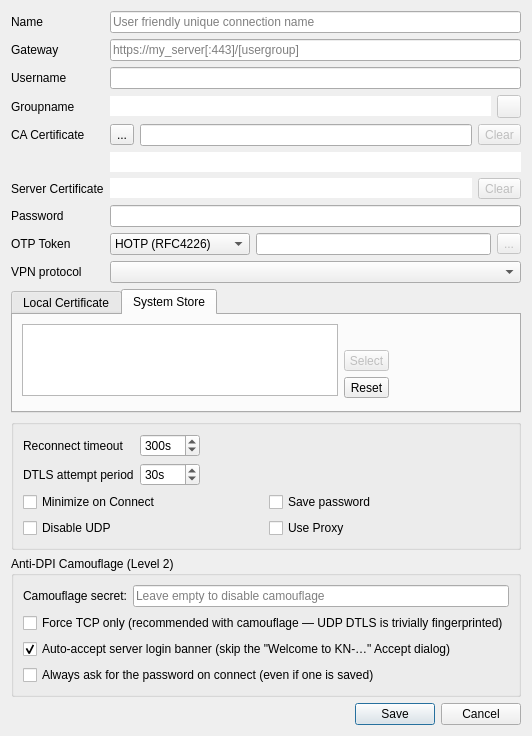
Old version of the form src/dialog/editdialog.ui in the repository truvvor/openconnect-gui.
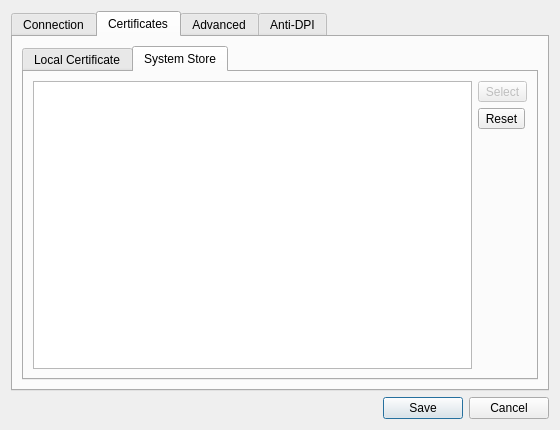
New version of the form. The open tabs and pages were chosen to show the change. Icons and pictures are not drawn.

Commit message: ui(editdialog): переделать окно настроек на вкладки (не влезало на низких разрешениях)

Diff of the .ui file:
```diff
--- a/src/dialog/editdialog.ui
+++ b/src/dialog/editdialog.ui
@@ -6,15 +6,31 @@
    <rect>
     <x>0</x>
     <y>0</y>
-    <width>405</width>
-    <height>563</height>
+    <width>560</width>
+    <height>430</height>
    </rect>
   </property>
+  <property name="minimumSize">
+   <size>
+    <width>520</width>
+    <height>360</height>
+   </size>
+  </property>
   <property name="windowTitle">
    <string>Edit</string>
   </property>
   <layout class="QVBoxLayout" name="verticalLayout">
    <item>
+    <widget class="QTabWidget" name="mainTabs">
+     <property name="currentIndex">
+      <number>0</number>
+     </property>
+     <widget class="QWidget" name="connectionTab">
+      <attribute name="title">
+       <string>Connection</string>
+      </attribute>
+      <layout class="QVBoxLayout" name="vlConnectionTab">
+       <item>
     <layout class="QFormLayout" name="settingsProfileLayout">
      <property name="fieldGrowthPolicy">
       <enum>QFormLayout::ExpandingFieldsGrow</enum>
@@ -291,21 +307,28 @@
        </property>
       </widget>
      </item>
-     <item row="5" column="1">
-      <widget class="QLineEdit" name="caCertHash">
-       <property name="styleSheet">
-        <string notr="true">background-color:&quot;transparent&quot;</string>
-       </property>
-       <property name="frame">
-        <bool>false</bool>
-       </property>
-       <property name="readOnly">
-        <bool>true</bool>
-       </property>
-      </widget>
-     </item>
-    </layout>
-   </item>
+        </layout>
+       </item>
+       <item>
+        <spacer name="connectionSpacer">
+         <property name="orientation">
+          <enum>Qt::Vertical</enum>
+         </property>
+         <property name="sizeHint" stdset="0">
+          <size>
+           <width>20</width>
+           <height>10</height>
+          </size>
+         </property>
+        </spacer>
+       </item>
+      </layout>
+     </widget>
+     <widget class="QWidget" name="certificatesTab">
+      <attribute name="title">
+       <string>Certificates</string>
+      </attribute>
+      <layout class="QVBoxLayout" name="vlCertificatesTab">
    <item>
     <widget class="QTabWidget" name="settingsTabWidget">
      <property name="currentIndex">
@@ -429,26 +452,12 @@
       <attribute name="title">
        <string>System Store</string>
       </attribute>
-      <widget class="QListWidget" name="loadWinCertList">
-       <property name="geometry">
-        <rect>
-         <x>9</x>
-         <y>9</y>
-         <width>316</width>
-         <height>72</height>
-        </rect>
-       </property>
-      </widget>
-      <widget class="QWidget" name="layoutWidget">
-       <property name="geometry">
-        <rect>
-         <x>331</x>
-         <y>35</y>
-         <width>45</width>
-         <height>48</height>
-        </rect>
-       </property>
-       <layout class="QVBoxLayout" name="verticalLayout">
+          <layout class="QHBoxLayout" name="hlSystemStore">
+           <item>
+            <widget class="QListWidget" name="loadWinCertList"/>
+           </item>
+           <item>
+            <layout class="QVBoxLayout" name="vlSystemStoreButtons">
         <item>
          <widget class="QToolButton" name="loadWinCert">
           <property name="enabled">
@@ -469,11 +478,32 @@
           </property>
          </widget>
         </item>
-       </layout>
-      </widget>
-     </widget>
-    </widget>
-   </item>
+             <item>
+              <spacer name="systemStoreSpacer">
+               <property name="orientation">
+                <enum>Qt::Vertical</enum>
+               </property>
+               <property name="sizeHint" stdset="0">
+                <size>
+                 <width>20</width>
+                 <height>40</height>
+                </size>
+               </property>
+              </spacer>
+             </item>
+            </layout>
+           </item>
+          </layout>
+         </widget>
+        </widget>
+       </item>
+      </layout>
+     </widget>
+     <widget class="QWidget" name="advancedTab">
+      <attribute name="title">
+       <string>Advanced</string>
+      </attribute>
+      <layout class="QVBoxLayout" name="vlAdvancedTab">
    <item>
     <widget class="QGroupBox" name="settingsGroupBox">
      <layout class="QVBoxLayout" name="verticalLayout_3">
@@ -576,6 +606,26 @@
     </widget>
    </item>
    <item>
+        <spacer name="advancedSpacer">
+         <property name="orientation">
+          <enum>Qt::Vertical</enum>
+         </property>
+         <property name="sizeHint" stdset="0">
+          <size>
+           <width>20</width>
+           <height>10</height>
+          </size>
+         </property>
+        </spacer>
+       </item>
+      </layout>
+     </widget>
+     <widget class="QWidget" name="antidpiTab">
+      <attribute name="title">
+       <string>Anti-DPI</string>
+      </attribute>
+      <layout class="QVBoxLayout" name="vlAntidpiTab">
+       <item>
     <widget class="QGroupBox" name="camouflageGroupBox">
      <property name="title">
       <string>Anti-DPI Camouflage (Level 2)</string>
@@ -648,6 +698,23 @@
     </widget>
    </item>
    <item>
+        <spacer name="antidpiSpacer">
+         <property name="orientation">
+          <enum>Qt::Vertical</enum>
+         </property>
+         <property name="sizeHint" stdset="0">
+          <size>
+           <width>20</width>
+           <height>10</height>
+          </size>
+         </property>
+        </spacer>
+       </item>
+      </layout>
+     </widget>
+    </widget>
+   </item>
+   <item>
     <widget class="QDialogButtonBox" name="buttonBox">
      <property name="orientation">
       <enum>Qt::Horizontal</enum>
```
Left out of the diff: 23 changed lines with no effect on the pictures. Lines whose indentation alone changed are shown as unchanged. The commit also changes 1 other file.
